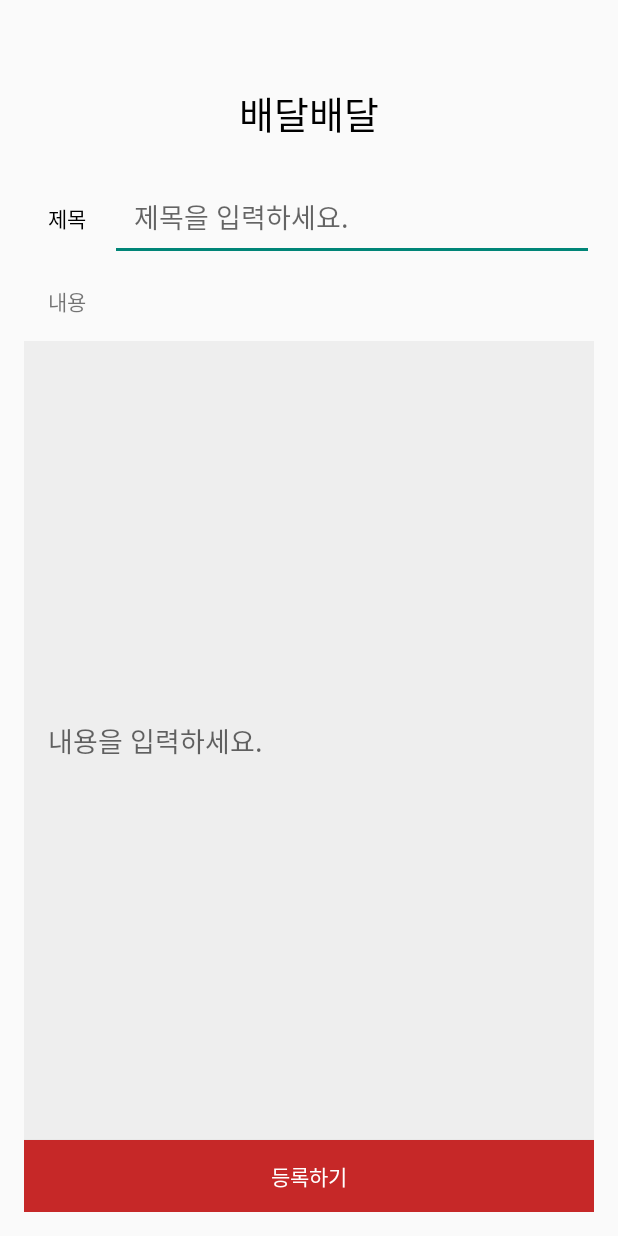
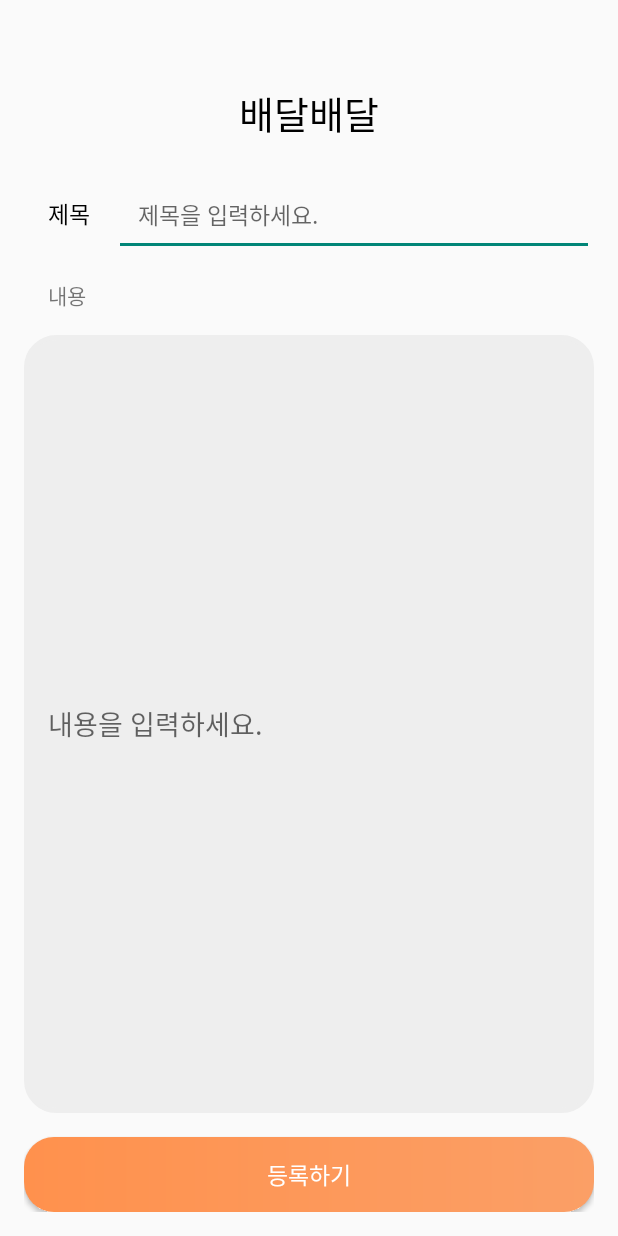
Before and after one commit to seokjin0706/baedal-baedal, an Android app: the WriteActivity screen opened directly, with no data from a screen before it, on a phone screen of 412 x 824 dp. Run offline under Robolectric (Android 15) with nearby library versions, the phone set to English and light mode, and no system bars; network calls fail.

Commit message:
[modify] ui

```diff
--- a/Android/app/src/main/java/com/example/baedal_baedal/MainActivity.kt
+++ b/Android/app/src/main/java/com/example/baedal_baedal/MainActivity.kt
@@ -84,10 +84,7 @@ class MainActivity : AppCompatActivity() {
                         val jsonString = line
                         val jObject = JSONObject(jsonString)
                         result = jObject.getString("result")
-                        if(result.equals("fail")) {
-                            runOnUiThread { Toast.makeText(this, "아이디가 존재하지 않거나 비밀번호가 일치하지 않습니다.", Toast.LENGTH_SHORT).show() }
-                            break
-                        }
+                        if(result.equals("fail")) break
                         userID = jObject.getString("userID")
                         passWord = jObject.getString("passWord")
                         userName = jObject.getString("userName")
--- a/Android/app/src/main/java/com/example/baedal_baedal/MyPageActivity.kt
+++ b/Android/app/src/main/java/com/example/baedal_baedal/MyPageActivity.kt
@@ -18,7 +18,7 @@ import java.net.URL
 
 class MyPageActivity : AppCompatActivity() {
     var PREFS_KEY = "prefs"
-    var adress_KEY = "adress"
+    var address_KEY = "address"
     var nickName_KEY = "nickName"
 
     lateinit var sharedPreferences: SharedPreferences
@@ -42,10 +42,10 @@ class MyPageActivity : AppCompatActivity() {
         // nicknameTxt, addressTxt
         sharedPreferences = getSharedPreferences(PREFS_KEY, Context.MODE_PRIVATE)
         var nickName = sharedPreferences.getString(nickName_KEY, null)!!
-        var adress = sharedPreferences.getString(adress_KEY, null)!!
+        var address = sharedPreferences.getString(address_KEY, null)!!
 
         nickTxt.setText(nickName)
-        addressTxt.setText(adress)
+        addressTxt.setText(address)
 
 
         var jsonString : String? = ""
--- a/Android/app/src/main/res/layout/activity_write.xml
+++ b/Android/app/src/main/res/layout/activity_write.xml
@@ -28,8 +28,9 @@
             android:layout_height="wrap_content"
             android:padding="16dp"
             android:text="제목"
-            android:fontFamily="@font/my_small_font"
-            android:textColor="@color/black"/>
+            android:fontFamily="@font/my_font"
+            android:textColor="@color/black"
+            android:textSize="15sp"/>
 
         <EditText
             android:id="@+id/title_et"
@@ -37,6 +38,7 @@
             android:layout_width="match_parent"
             android:layout_height="wrap_content"
             android:layout_weight="1"
+            android:textSize="15sp"
             android:hint="제목을 입력하세요."
             />
     </LinearLayout>
@@ -45,7 +47,8 @@
         android:layout_width="wrap_content"
         android:layout_height="wrap_content"
         android:padding="16dp"
-        android:text="내용"/>
+        android:text="내용"
+        android:fontFamily="@font/my_font"/>
 
     <EditText
         android:id="@+id/content_et"
@@ -53,17 +56,20 @@
         android:layout_width="match_parent"
         android:layout_height="match_parent"
         android:layout_weight="1"
-        android:background="#eeeeee"
+        android:background="@drawable/show_write_round"
         android:hint="내용을 입력하세요."
         />
 
     <Button
         android:id="@+id/reg_button"
         android:layout_width="match_parent"
-        android:layout_height="wrap_content"
+        android:layout_height="50dp"
         android:text="등록하기"
-        android:textColor="#FFFFFF"
-        android:background="#C62828"/>
+        android:background="@drawable/second_round"
+        android:layout_marginTop="16dp"
+        android:fontFamily="@font/my_small_font"
+        android:textColor="@color/white"
+        android:textSize="15dp"/>
 
 
 </LinearLayout>
```
